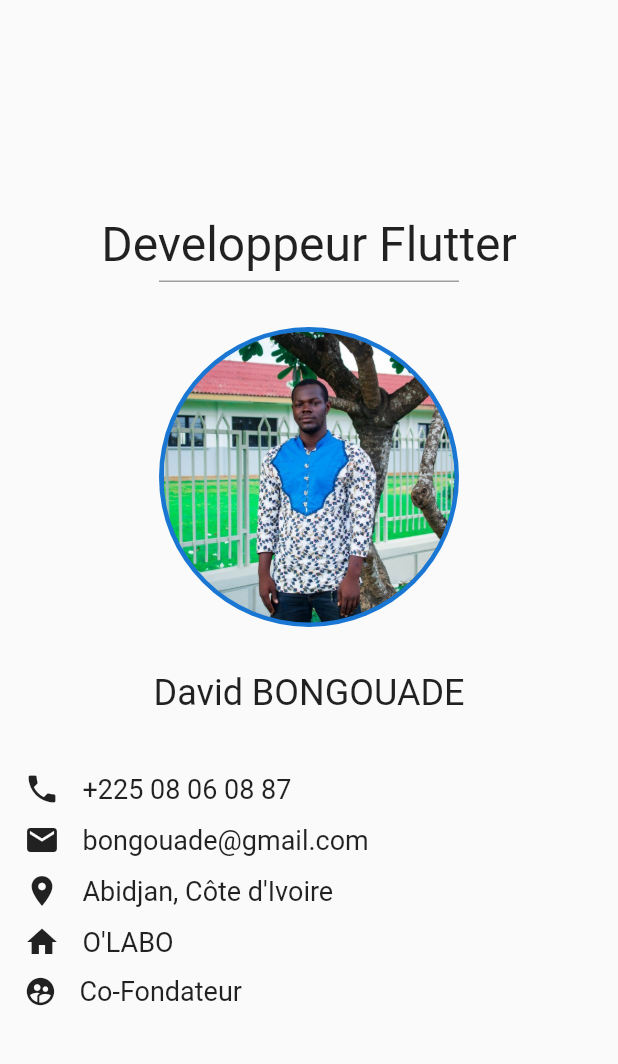
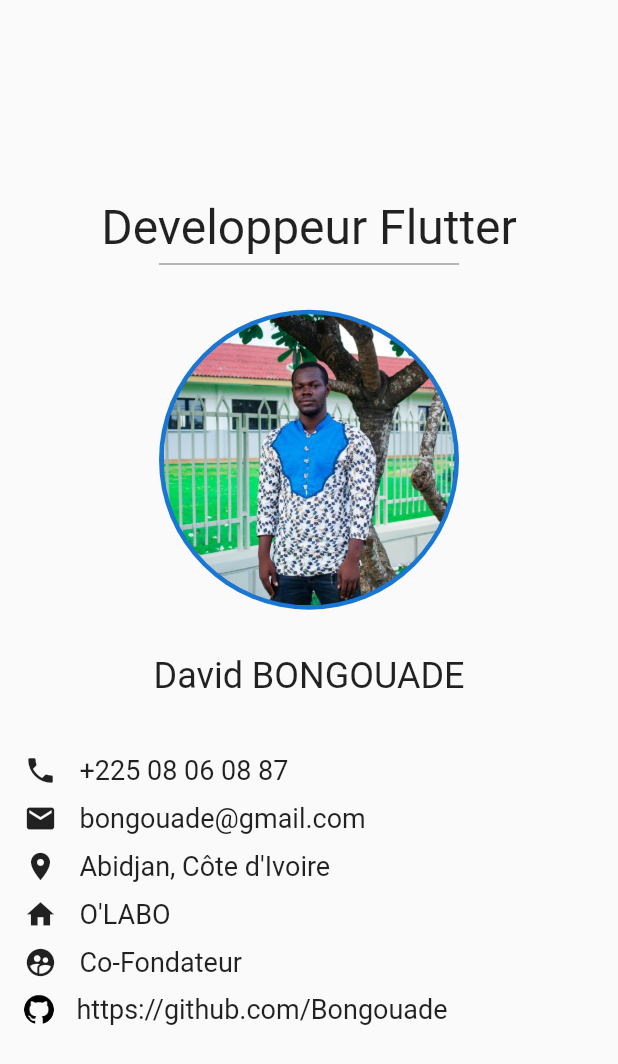
Before and after one commit to Bongouade/simple-visit-card, a Flutter app: the screen it shows after launch, on a phone screen of 412 x 824 dp. Shown: the top 1064 px of the screen. Run offline on Flutter 3.47's test engine with Material 2 defaults, Android fonts, the phone set to English and light mode, and no system bars.

Commit message:
add github

```diff
--- a/lib/home.dart
+++ b/lib/home.dart
@@ -35,7 +35,10 @@ class Home extends StatelessWidget {
                   child: Column(
                     children: [
                       Row(children: [
-                        Icon(Icons.phone),
+                        Icon(
+                          Icons.phone,
+                          size: 22.0,
+                        ),
                         spaceR(),
                         Text(
                           "+225 08 06 08 87",
@@ -44,7 +47,10 @@ class Home extends StatelessWidget {
                       ]),
                       spaceL(),
                       Row(children: [
-                        Icon(Icons.mail),
+                        Icon(
+                          Icons.mail,
+                          size: 22.0,
+                        ),
                         spaceR(),
                         Text(
                           "bongouade@gmail.com",
@@ -53,7 +59,10 @@ class Home extends StatelessWidget {
                       ]),
                       spaceL(),
                       Row(children: [
-                        Icon(Icons.location_on),
+                        Icon(
+                          Icons.location_on,
+                          size: 22.0,
+                        ),
                         spaceR(),
                         Text(
                           "Abidjan, Côte d'Ivoire",
@@ -62,7 +71,10 @@ class Home extends StatelessWidget {
                       ]),
                       spaceL(),
                       Row(children: [
-                        Icon(Icons.home),
+                        Icon(
+                          Icons.home,
+                          size: 22.0,
+                        ),
                         spaceR(),
                         Text(
                           "O'LABO",
@@ -81,6 +93,22 @@ class Home extends StatelessWidget {
                           style: TextStyle(fontSize: 18),
                         ),
                       ]),
+                      spaceL(),
+                      Row(
+                        children: [
+                          CircleAvatar(
+                            radius: 10.0,
+                            backgroundColor: Colors.transparent,
+                            backgroundImage:
+                                AssetImage('assets/github-image.png'),
+                          ),
+                          spaceR(),
+                          Text(
+                            "https://github.com/Bongouade",
+                            style: TextStyle(fontSize: 18),
+                          )
+                        ],
+                      )
                     ],
                   ),
                 ),
```
Also changed, not shown: assets/github-image.png (added).
